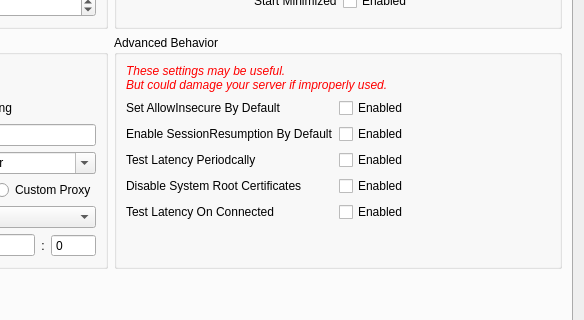
Above: src/ui/widgets/windows/w_PreferencesWindow.ui from Qv2ray/Qv2ray before the change; both pictures show x 362 to 946 and y 244 to 564 of the 946 by 712 pixel window. Below: the same form after it.
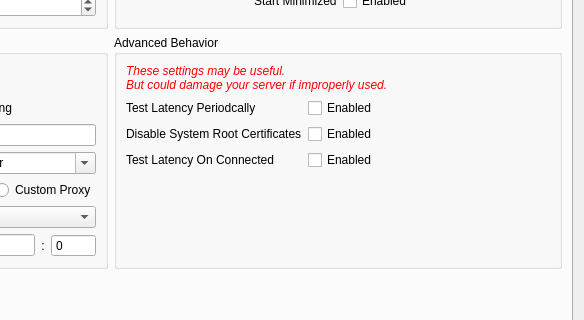
That is the form after the change. Icons and pictures are not drawn.

Commit message: remove global allowInsecure and setSessionResumption

Diff of the .ui file:
```diff
--- a/src/ui/widgets/windows/w_PreferencesWindow.ui
+++ b/src/ui/widgets/windows/w_PreferencesWindow.ui
@@ -581,48 +581,6 @@
             <string>Advanced Behavior</string>
            </property>
            <layout class="QFormLayout" name="formLayout_5">
-            <item row="1" column="0">
-             <widget class="QLabel" name="label_82">
-              <property name="text">
-               <string>Set AllowInsecure By Default</string>
-              </property>
-              <property name="textFormat">
-               <enum>Qt::PlainText</enum>
-              </property>
-             </widget>
-            </item>
-            <item row="1" column="1">
-             <widget class="QCheckBox" name="setAllowInsecureCB">
-              <property name="toolTip">
-               <string>Enable &quot;AllowInsecure&quot; settings for all connections when importing.
-This could resolve the certificate issues, but also could let one performing TLS MITM attack.</string>
-              </property>
-              <property name="text">
-               <string>Enabled</string>
-              </property>
-             </widget>
-            </item>
-            <item row="3" column="0">
-             <widget class="QLabel" name="label_83">
-              <property name="text">
-               <string>Test Latency Periodcally</string>
-              </property>
-              <property name="textFormat">
-               <enum>Qt::PlainText</enum>
-              </property>
-             </widget>
-            </item>
-            <item row="3" column="1">
-             <widget class="QCheckBox" name="setTestLatenctCB">
-              <property name="toolTip">
-               <string>Run TCPing or ICMPing periodcally after connecting to a server.
-Qv2ray will give a more accurate latency value if Enabled, but makes it easy to fingerprint the connection.</string>
-              </property>
-              <property name="text">
-               <string>Enabled</string>
-              </property>
-             </widget>
-            </item>
             <item row="0" column="0" colspan="2">
              <widget class="QLabel" name="label_84">
               <property name="font">
@@ -644,45 +602,49 @@
               </property>
              </widget>
             </item>
-            <item row="2" column="0">
-             <widget class="QLabel" name="label_85">
+            <item row="1" column="0">
+             <widget class="QLabel" name="label_83">
               <property name="text">
-               <string>Enable SessionResumption By Default</string>
+               <string>Test Latency Periodcally</string>
               </property>
               <property name="textFormat">
                <enum>Qt::PlainText</enum>
               </property>
              </widget>
             </item>
-            <item row="2" column="1">
-             <widget class="QCheckBox" name="setSessionResumptionCB">
+            <item row="1" column="1">
+             <widget class="QCheckBox" name="setTestLatenctCB">
+              <property name="toolTip">
+               <string>Run TCPing or ICMPing periodcally after connecting to a server.
+Qv2ray will give a more accurate latency value if Enabled, but makes it easy to fingerprint the connection.</string>
+              </property>
               <property name="text">
                <string>Enabled</string>
               </property>
              </widget>
             </item>
-            <item row="4" column="0">
+            <item row="2" column="0">
              <widget class="QLabel" name="label_7">
               <property name="text">
                <string>Disable System Root Certificates</string>
               </property>
              </widget>
             </item>
-            <item row="4" column="1">
+            <item row="2" column="1">
              <widget class="QCheckBox" name="disableSystemRootCB">
               <property name="text">
                <string>Enabled</string>
               </property>
              </widget>
             </item>
-            <item row="5" column="0">
+            <item row="3" column="0">
              <widget class="QLabel" name="label_44">
               <property name="text">
                <string>Test Latency On Connected</string>
               </property>
              </widget>
             </item>
-            <item row="5" column="1">
+            <item row="3" column="1">
              <widget class="QCheckBox" name="setTestLatenctOnConnectedCB">
               <property name="text">
                <string>Enabled</string>
```
Left out of the diff: 4 changed lines with no effect on the pictures. The commit also changes 8 other files.
